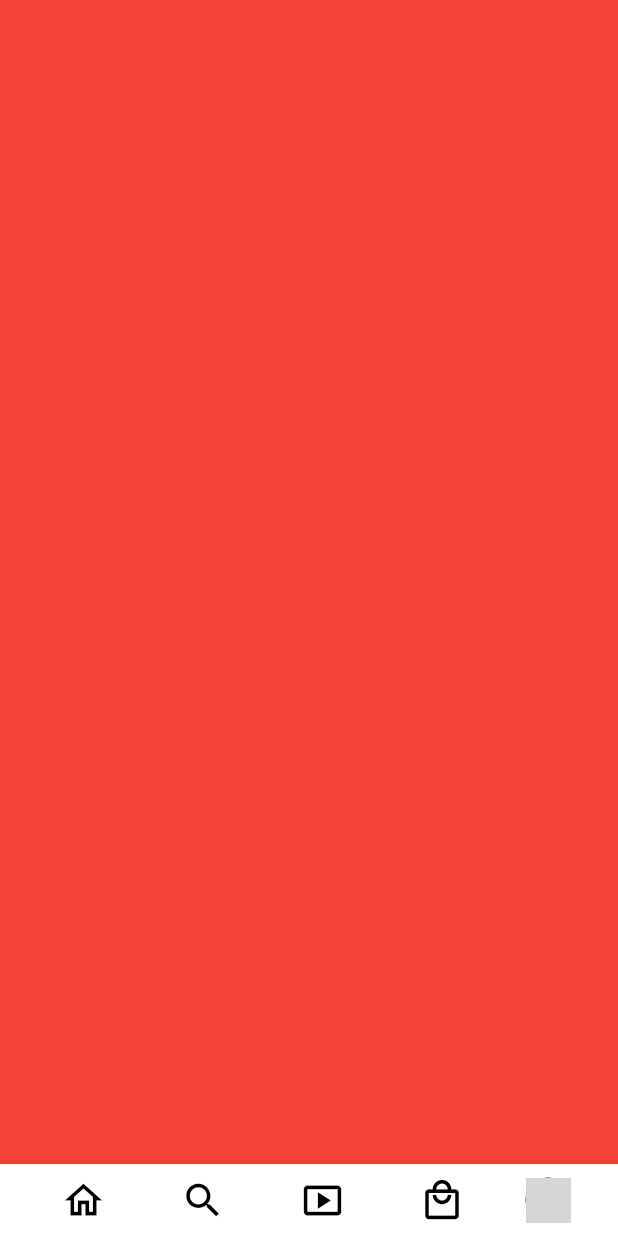
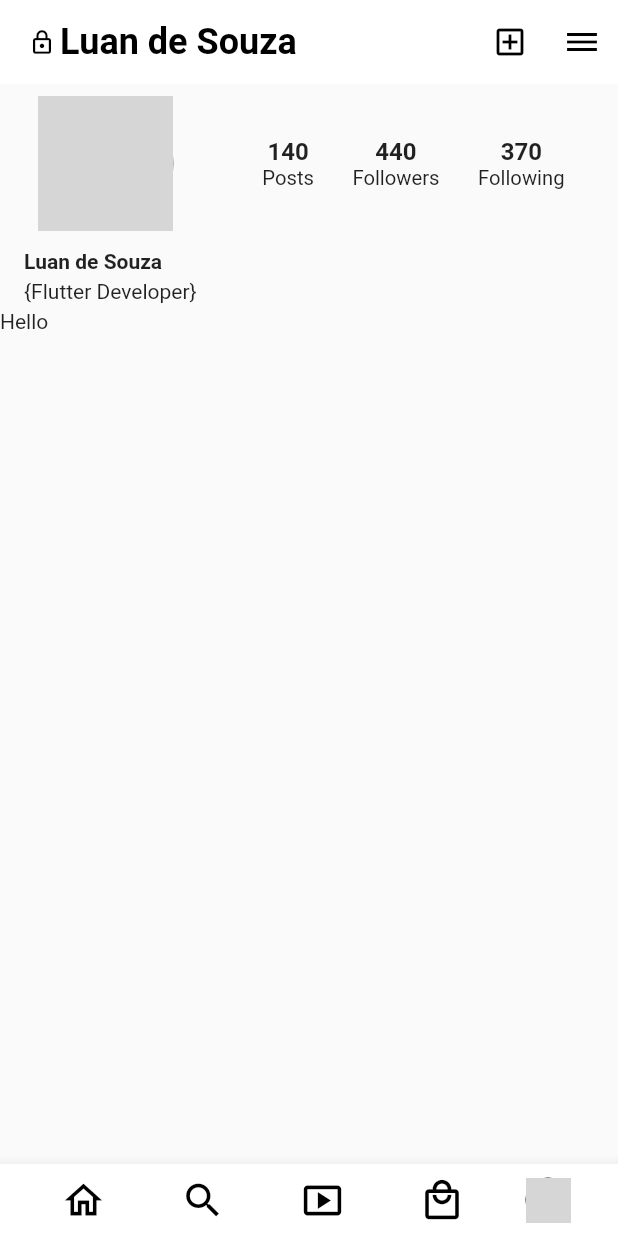
Before and after one commit to LuanSouzaProg/Instagram_Clone, a Flutter app: the screen it shows after launch, item 5 of the bottom bar chosen, on a phone screen of 412 x 824 dp. Run offline on Flutter 3.47's test engine with Material 2 defaults, Android fonts, the phone set to English and light mode, and no system bars; our stand-ins replace expandable_text, google_fonts, marquee; network calls fail; grey boxes are pictures that could not be loaded.

Commit message:
Instagram Clone UI

```diff
--- a/lib/pages/profile_page.dart
+++ b/lib/pages/profile_page.dart
@@ -1,12 +1,23 @@
 import 'package:flutter/material.dart';
+import 'package:instagramflutter/widgets/custom_profile_app_bar.dart';
+import 'package:instagramflutter/widgets/profile_header.dart';
 
 class ProfilePage extends StatelessWidget {
   const ProfilePage({Key? key}) : super(key: key);
 
   @override
   Widget build(BuildContext context) {
-    return Container(
-      color: Colors.red,
+    return DefaultTabController(
+      length: 2,
+      child: NestedScrollView(
+        headerSliverBuilder: (context, index) {
+          return [
+            CustomProfileAppBar(),
+            SliverToBoxAdapter(child: ProfileHeader(),)
+          ];
+        },
+        body: Text("Hello"),
+      ),
     );
   }
 }
--- /dev/null
+++ b/lib/widgets/add_story_card_profile.dart
@@ -0,0 +1,39 @@
+import 'package:flutter/material.dart';
+import 'package:instagramflutter/_mock_data/mock.dart';
+
+class addStoryCardProfile extends StatelessWidget {
+  const addStoryCardProfile({Key? key}) : super(key: key);
+
+  @override
+  Widget build(BuildContext context) {
+    return Stack(
+      children: [
+        CircleAvatar(
+          backgroundColor: Colors.pink,
+          radius: 45,
+          backgroundImage: NetworkImage(currentUser.profileImageUrl),
+        ),
+        Positioned(
+          top: 65,
+          left: 65,
+          child: Container(
+            height: 25,
+            width: 25,
+            decoration: BoxDecoration(
+                border: Border.all(color: Colors.white, width: 3),
+                borderRadius: BorderRadius.circular(15),
+                color: Colors.blue
+            ),
+            child: IconButton(
+              padding: EdgeInsets.zero,
+              onPressed: () => {},
+              icon: Icon(Icons.add),
+              iconSize: 20,
+              color: Colors.white,
+            ),
+          ),
+        ),
+      ],
+    );
+  }
+}
--- /dev/null
+++ b/lib/widgets/custom_profile_app_bar.dart
@@ -0,0 +1,44 @@
+import 'package:flutter/material.dart';
+
+class CustomProfileAppBar extends StatelessWidget {
+  const CustomProfileAppBar({Key? key}) : super(key: key);
+
+  @override
+  Widget build(BuildContext context) {
+    return SliverAppBar(
+      backgroundColor: Colors.white,
+      pinned: true,
+      brightness: Brightness.light,
+      centerTitle: false,
+      elevation: 0,
+      title: Row(
+        mainAxisAlignment: MainAxisAlignment.start,
+        children: [
+          Padding(
+            padding: const EdgeInsets.all(3.0),
+            child: Icon(
+              Icons.https_outlined,
+              color: Colors.black,
+              size: 18,
+            ),
+          ),
+          Text(
+            "Luan de Souza",
+            style: TextStyle(
+                fontSize: 24, fontWeight: FontWeight.bold, color: Colors.black),
+          ),
+        ],
+      ),
+      actions: [
+        IconButton(
+          onPressed: () => {},
+          icon: Icon(Icons.add_box_outlined, color: Colors.black,),
+        ),
+        IconButton(
+          onPressed: () => {},
+          icon: Icon(Icons.dehaze_outlined, color: Colors.black,),
+        ),
+      ],
+    );
+  }
+}
--- /dev/null
+++ b/lib/widgets/profile_header.dart
@@ -0,0 +1,62 @@
+import 'package:flutter/material.dart';
+import 'package:instagramflutter/widgets/profile_label_count_widget.dart';
+
+import 'add_story_card_profile.dart';
+
+class ProfileHeader extends StatefulWidget {
+  const ProfileHeader({Key? key}) : super(key: key);
+
+  @override
+  State<ProfileHeader> createState() => _ProfileHeaderState();
+}
+
+class _ProfileHeaderState extends State<ProfileHeader> {
+  @override
+  Widget build(BuildContext context) {
+    return Column(
+      crossAxisAlignment: CrossAxisAlignment.start,
+      children: [
+        Padding(
+          padding: const EdgeInsets.only(top: 8, bottom: 12, right: 10),
+          child: Row(
+            mainAxisAlignment: MainAxisAlignment.spaceEvenly,
+            children: [
+              addStoryCardProfile(),
+              SizedBox(width: 8),
+              ProfileLabelCountWidget(
+                labelText: 'Posts',
+                count: '140',
+              ),
+              ProfileLabelCountWidget(
+                labelText: 'Followers',
+                count: '440',
+              ),
+              ProfileLabelCountWidget(
+                labelText: 'Following',
+                count: '370',
+              ),
+            ],
+          ),
+        ),
+        Padding(
+          padding: const EdgeInsets.symmetric(horizontal: 16),
+          child: Column(
+            crossAxisAlignment: CrossAxisAlignment.start,
+            children: [
+              Text(
+                "Luan de Souza",
+                style: TextStyle(fontWeight: FontWeight.w600),
+              ),
+              Padding(
+                padding: const EdgeInsets.symmetric(vertical: 4),
+                child: Text(
+                  "{Flutter Developer}",
+                ),
+              ),
+            ],
+          ),
+        )
+      ],
+    );
+  }
+}
--- /dev/null
+++ b/lib/widgets/profile_label_count_widget.dart
@@ -0,0 +1,27 @@
+import 'package:flutter/material.dart';
+
+class ProfileLabelCountWidget extends StatelessWidget {
+  const ProfileLabelCountWidget(
+      {Key? key, required this.labelText, required this.count})
+      : super(key: key);
+  final String labelText;
+  final String count;
+
+  @override
+  Widget build(BuildContext context) {
+    return Container(
+      child: Column(
+        children: [
+          Text(
+            count,
+            style: TextStyle(fontWeight: FontWeight.bold, fontSize: 16),
+          ),
+          Text(
+            labelText,
+            style: TextStyle(fontWeight: FontWeight.w400, fontSize: 13.5),
+          ),
+        ],
+      ),
+    );
+  }
+}
```
